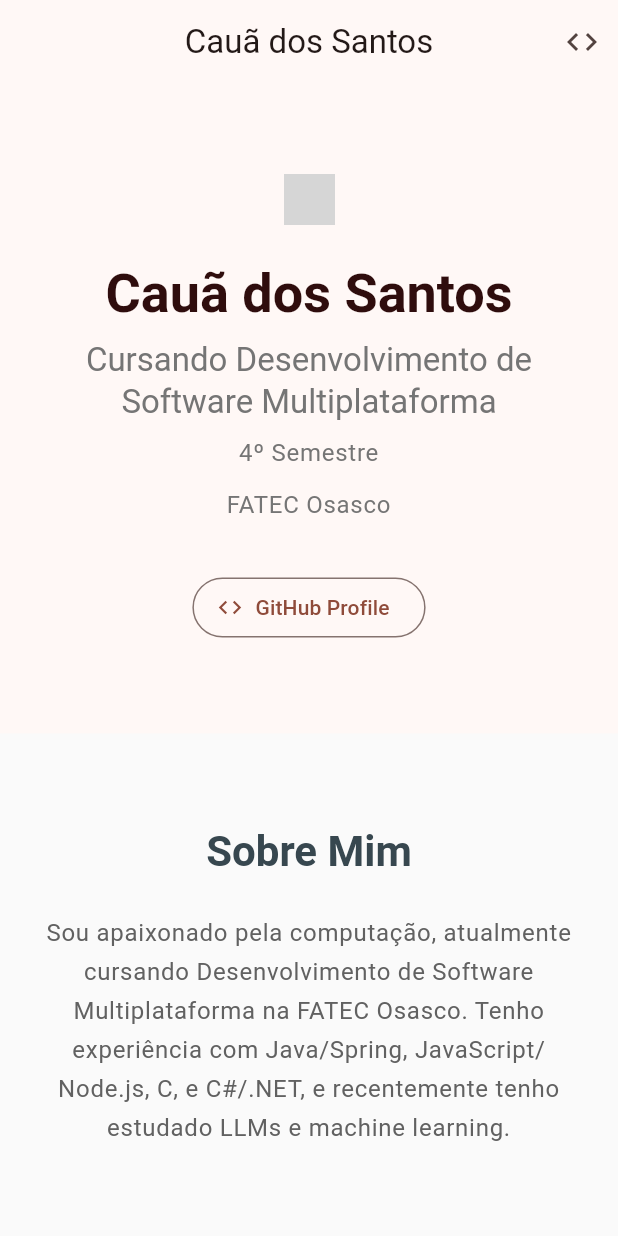
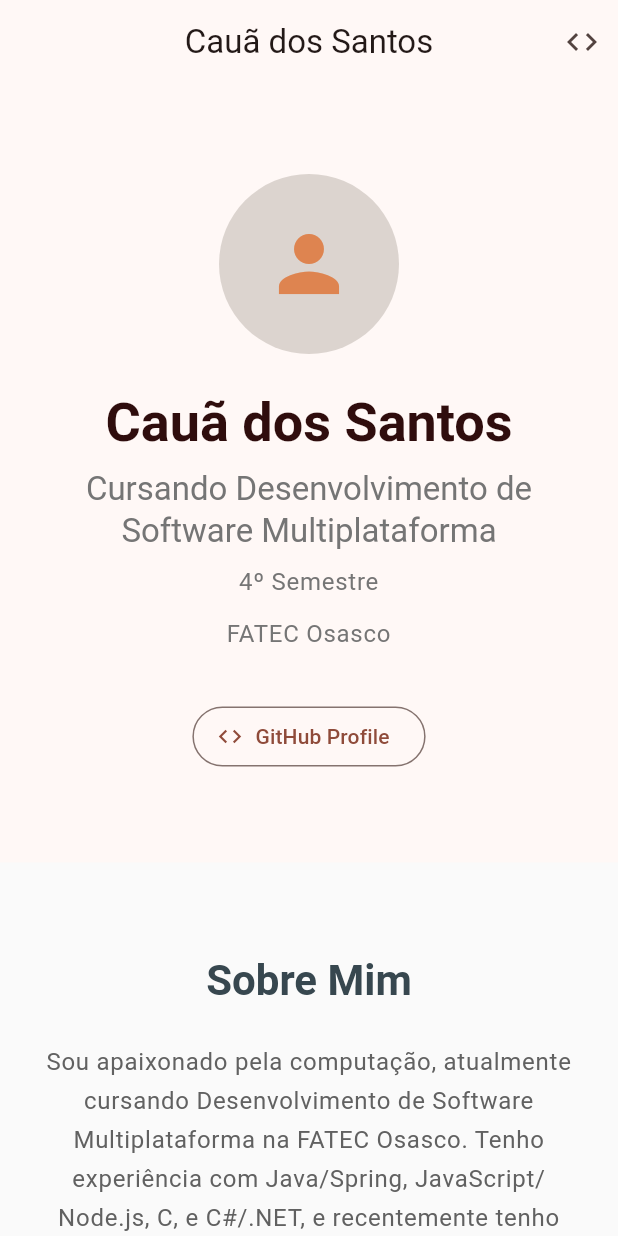
Before and after one commit to ccqsantos/ccqsantos_portifolio, a Flutter app: the screen it shows after launch, on a phone screen of 412 x 824 dp. Run offline on Flutter 3.47's test engine with Material 3 defaults, Android fonts, the phone set to English and light mode, and no system bars; grey boxes are pictures that could not be loaded.

Commit message:
removed not working pic

```diff
--- a/lib/main.dart
+++ b/lib/main.dart
@@ -86,12 +86,13 @@ class HeroSection extends StatelessWidget {
       ),
       child: Column(
         children: [
-          ClipOval(
-            child: Image.asset(
-              "../assets/images/main_pic.png",
-              width: isMobile ? 34 : 160,
-              height: isMobile ? 34 : 160,
-              fit: BoxFit.cover,
+          CircleAvatar(
+            radius: isMobile ? 60 : 80,
+            backgroundColor: const Color.fromARGB(255, 220, 212, 207),
+            child: Icon(
+              Icons.person,
+              size: isMobile ? 60 : 80,
+              color: const Color.fromARGB(255, 222, 132, 80),
             ),
           ),
           const SizedBox(height: 24),
--- a/pubspec.yaml
+++ b/pubspec.yaml
@@ -20,6 +20,3 @@ dev_dependencies:
 
 flutter:
   uses-material-design: true
-
-  assets:
-    - assets/images/main_pic.png
```
Also changed, not shown: assets/images/main_pic.png (deleted).
